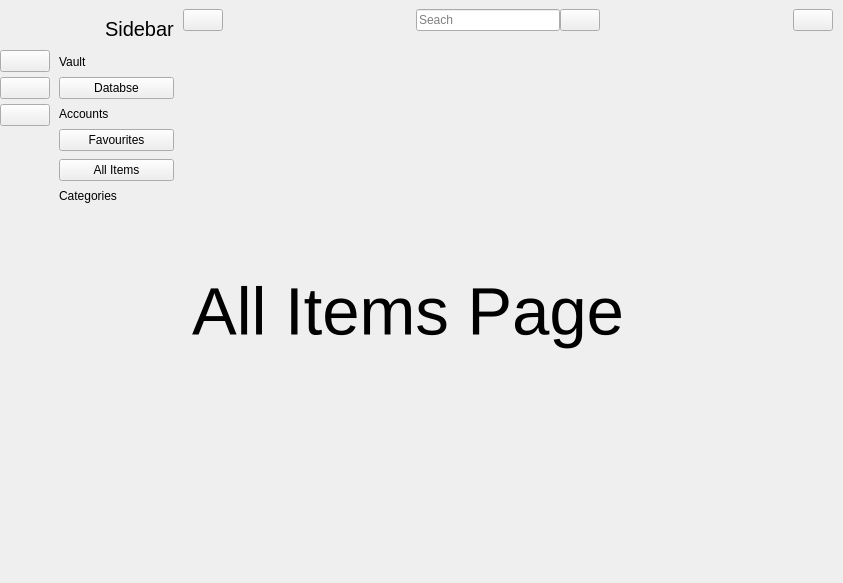
Old version of the form passcipher/ui/sidebar.ui in the repository AdamJow/PassCipher.
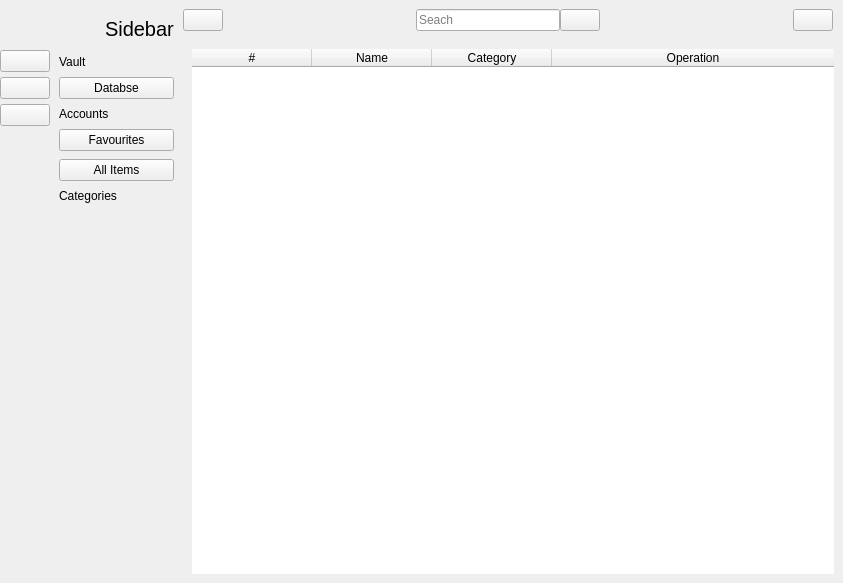
New version of the form. The open tabs and pages were chosen to show the change. Icons and pictures are not drawn.

Commit message: Display on page specific Ui table functionality added

What changed in the file:
```diff
--- a/passcipher/ui/sidebar.ui
+++ b/passcipher/ui/sidebar.ui
@@ -535,22 +535,6 @@
            </item>
           </layout>
          </widget>
-         <widget class="QWidget" name="all_page">
-          <layout class="QGridLayout" name="gridLayout_4">
-           <item row="0" column="0">
-            <widget class="QLabel" name="label_12">
-             <property name="font">
-              <font>
-               <pointsize>50</pointsize>
-              </font>
-             </property>
-             <property name="text">
-              <string>All Items Page</string>
-             </property>
-            </widget>
-           </item>
-          </layout>
-         </widget>
         </widget>
        </item>
       </layout>
```
Left out of the diff: 606 changed lines with no effect on the pictures. The commit also changes 2 other files.
